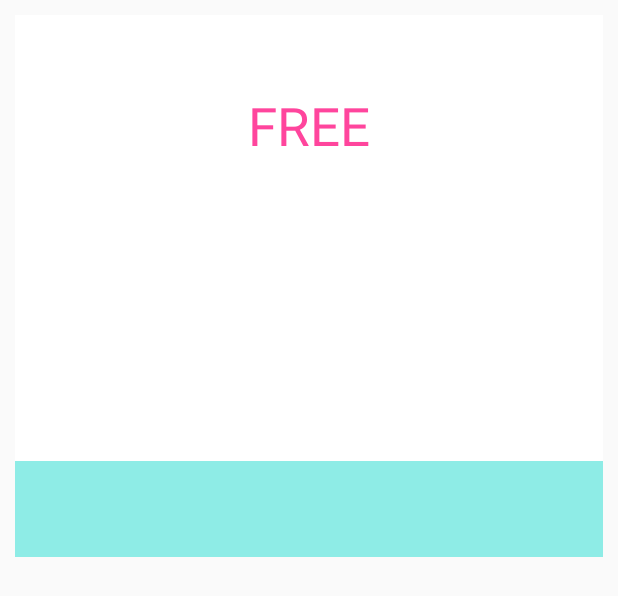
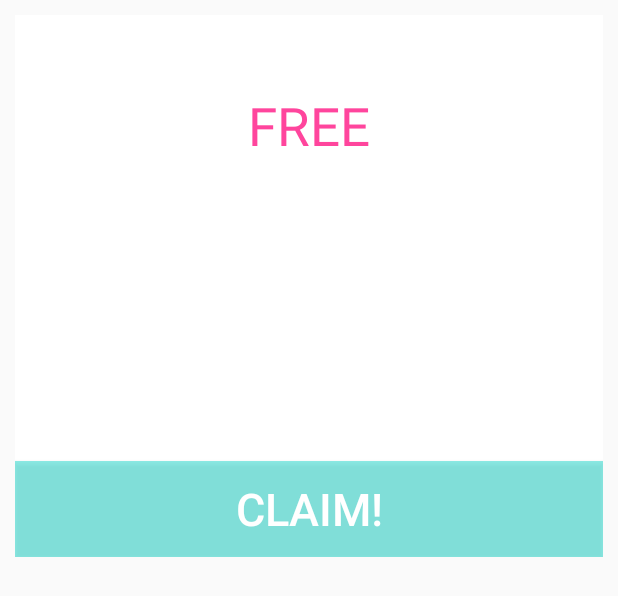
Before and after one commit to aachaerandio/slotMachine, an Android app: the layout fragment_claim_dialog.xml on its own in the app's theme, with its tools: preview values and no code run, on a phone screen of 412 x 824 dp. Shown: the top 596 px of the screen. Run offline under Robolectric (Android 15) with nearby library versions, the phone set to English and light mode, and no system bars.

Commit message:
Adding comments Adding larger images for prices Implementing button for popup dismiss

```diff
--- a/app/src/main/res/layout/fragment_claim_dialog.xml
+++ b/app/src/main/res/layout/fragment_claim_dialog.xml
@@ -48,14 +48,18 @@
             android:id="@+id/dialog_image"
             android:layout_marginTop="50dp"/>
 
-        <ImageView
+        <Button
             android:layout_width="match_parent"
+            android:id="@+id/button_claim"
             android:layout_height="64dp"
             android:scaleType="center"
             android:background="@color/blue"
             android:contentDescription="@string/app_name"
             android:layout_marginTop="100dp"
-            android:layout_gravity="bottom" />
+            android:layout_gravity="bottom"
+            android:text="@string/button_text"
+            android:textColor="@color/white"
+            android:textSize="30sp"/>
 
     </LinearLayout>
 
--- a/app/src/main/res/values/colors.xml
+++ b/app/src/main/res/values/colors.xml
@@ -2,4 +2,5 @@
 <resources>
     <color name="blue">#8629dbd0</color>
     <color name="pink">#ffff459d</color>
+    <color name="white">#FFFFFF</color>
 </resources>
--- a/app/src/main/res/values/strings.xml
+++ b/app/src/main/res/values/strings.xml
@@ -1,12 +1,13 @@
 <?xml version="1.0" encoding="utf-8"?>
 <resources>
 
-    <string name="app_name">SlotMachine</string>
+    <string name="app_name">Slot Machine</string>
     <string name="message">Start spinning!</string>
     <string name="action_settings">Settings</string>
     <string name="title_activity_list_state">History</string>
     <string name="start">START</string>
     <string name="records">HISTORY</string>
     <string name="hello_blank_fragment">Hello blank fragment</string>
+    <string name="button_text">CLAIM!</string>
 
 </resources>
```
Also changed, not shown: app/src/main/java/com/aachaerandio/slotmachine/ClaimDialogFragment.java (+14 -13 lines), app/src/main/java/com/aachaerandio/slotmachine/MainActivity.java (+12 -4 lines), app/src/main/java/com/aachaerandio/slotmachine/data/State.java (+7 -4 lines), app/src/main/java/com/aachaerandio/slotmachine/views/SpinnerView.java (+10 -5 lines), app/src/main/res/drawable/prize_icon_01.png (added), app/src/main/res/drawable/prize_icon_02.png (added), app/src/main/res/drawable/prize_icon_03.png (added).
